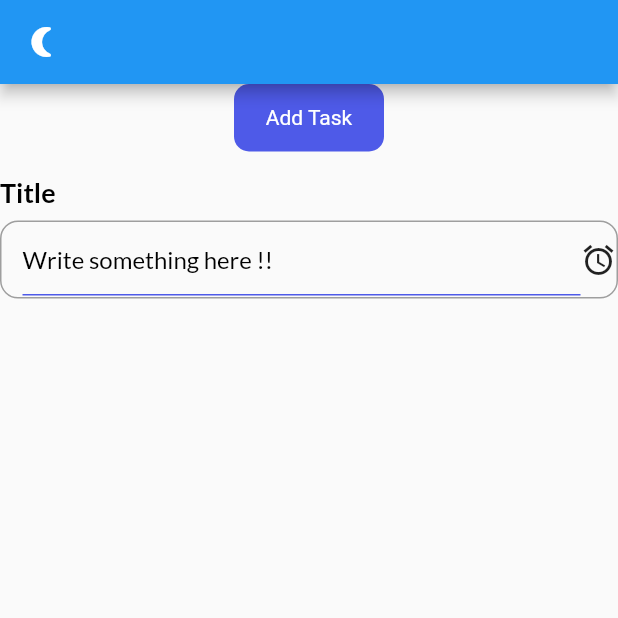
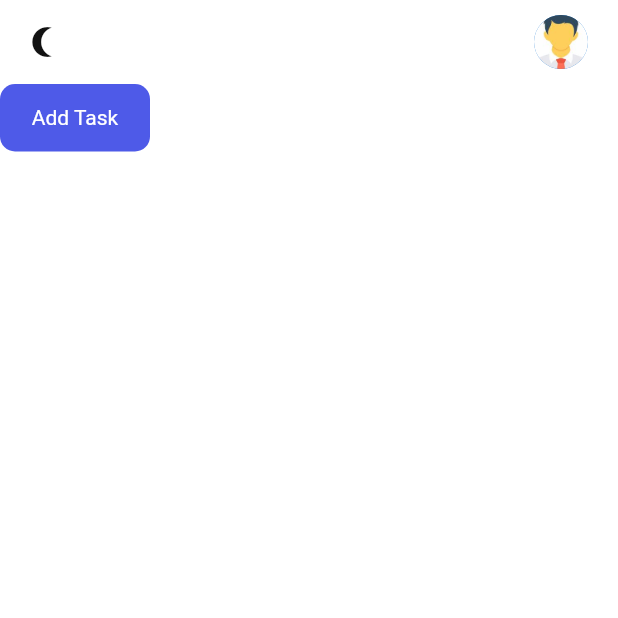
Before and after one commit to MohamedSlama/todo, a Flutter app: the screen it shows after launch, on a phone screen of 412 x 824 dp, the top half of it. Run offline on Flutter 3.47's test engine with Material 2 defaults, Android fonts, the phone set to English and light mode, and no system bars; our stand-ins replace get, get_storage, google_fonts.

Commit message:
Change home_page.dart design and add new elements Change notification_screen.dart theme Change color inside theme.dart

```diff
--- a/lib/ui/pages/home_page.dart
+++ b/lib/ui/pages/home_page.dart
@@ -5,6 +5,7 @@ import 'package:todo/ui/size_config.dart';
 import 'package:todo/ui/widgets/button.dart';
 import 'package:todo/ui/widgets/input_field.dart';
 
+import '../theme.dart';
 import 'add_task_page.dart';
 import 'notification_screen.dart';
 
@@ -20,16 +21,29 @@ class _HomePageState extends State<HomePage> {
   Widget build(BuildContext context) {
     SizeConfig().init(context);
     return Scaffold(
+      backgroundColor: context.theme.backgroundColor,
       appBar: AppBar(
-        //? Testing UI with changing theme mode
         leading: IconButton(
-          onPressed: () {
-            ThemeServices().changeThemeMode();
-            Get.to(const NotificationScreen(
-                payload: 'Hello| notification screen|27/12/2012'));
-          },
-          icon: const Icon(Icons.nightlight_round),
+          onPressed: () => ThemeServices().changeThemeMode(),
+          icon: Icon(
+            Get.isDarkMode
+                ? Icons.wb_sunny_outlined
+                : Icons.nightlight_round_outlined,
+            color: Get.isDarkMode ? Colors.white : darkGreyClr,
+            size: 24,
+          ),
         ),
+        elevation: 0,
+        backgroundColor: context.theme.backgroundColor,
+        actions: const [
+          //? Avatar image
+          CircleAvatar(
+            backgroundImage: AssetImage('images/person.jpeg'),
+            radius: 18,
+          ),
+          //? Space between screen border and avatar
+          SizedBox(width: 20),
+        ],
       ),
       body: SingleChildScrollView(
         child: Column(
@@ -41,11 +55,6 @@ class _HomePageState extends State<HomePage> {
                 onTap: () {
                   Get.to(const AddTaskPage());
                 }),
-            const InputField(
-              title: 'Title',
-              hint: 'Write something here !!',
-              widget: Icon(Icons.access_alarm),
-            ),
           ],
         ),
       ),
--- a/lib/ui/pages/notification_screen.dart
+++ b/lib/ui/pages/notification_screen.dart
@@ -24,6 +24,7 @@ class _NotificationScreenState extends State<NotificationScreen> {
   @override
   Widget build(BuildContext context) {
     return Scaffold(
+      backgroundColor: context.theme.backgroundColor,
       appBar: AppBar(
         leading: IconButton(
           onPressed: () => Get.back(),
--- a/lib/ui/theme.dart
+++ b/lib/ui/theme.dart
@@ -14,7 +14,7 @@ class Themes {
   //? Light Mode
   static final light = ThemeData(
     primaryColor: primaryClr,
-    backgroundColor: primaryClr,
+    backgroundColor: Colors.white,
     brightness: Brightness.light,
   );
 
```
